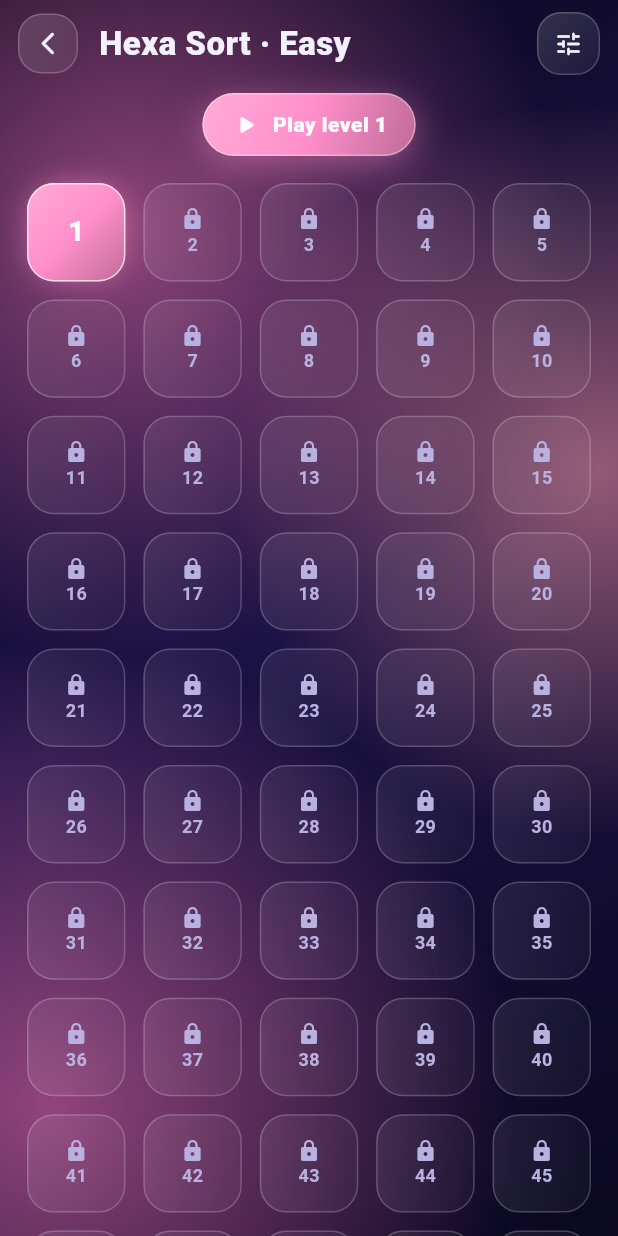
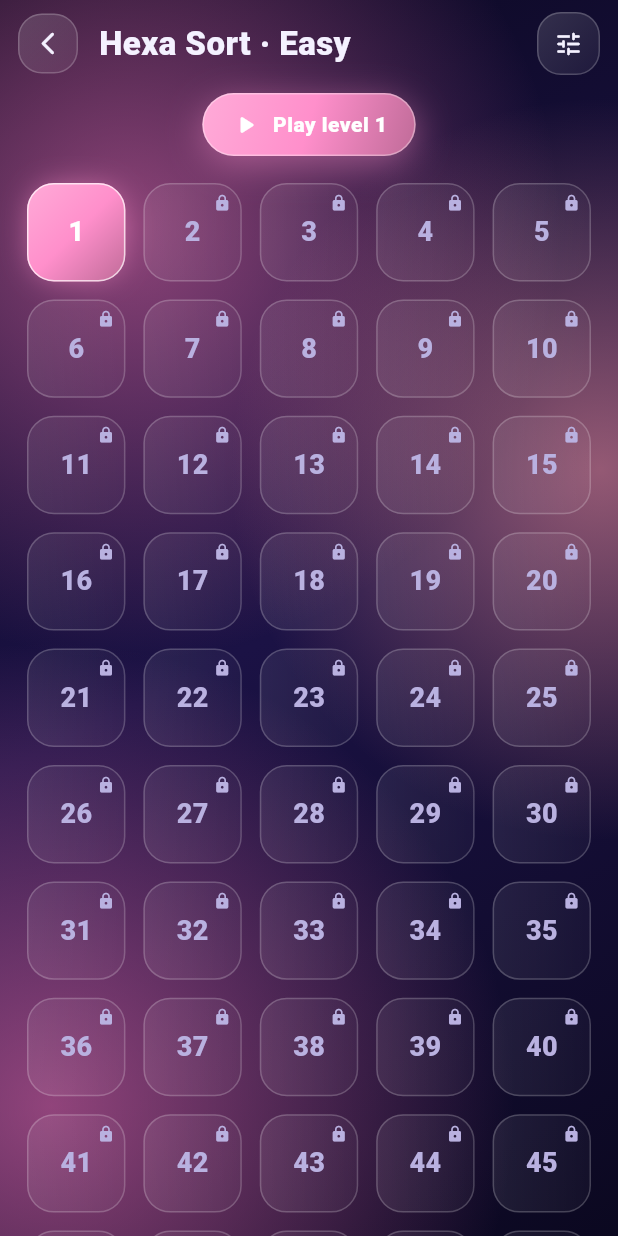
Before and after one commit to adarshk47/Games, a Flutter app: the HexaSortLevels screen opened directly with empty values, on a phone screen of 412 x 824 dp. Run offline on Flutter 3.47's test engine with Material 3 defaults, Android fonts, the phone set to English and light mode, and no system bars; drawn by our look-alikes of flutter_animate; our stand-ins replace audioplayers, cloud_firestore, firebase_auth, firebase_core, flutter_local_notifications, flutter_timezone and 7 more; missing offline and left inert: play_install_referrer; accounts and stored records are empty.

Commit message:
Show level numbers on locked tiles in all level grids
Co-Authored-By: Claude Opus 5.5 <noreply@anthropic.com>

```diff
--- a/puzzle_hub/lib/games/hexa_sort/hexa_sort_screen.dart
+++ b/puzzle_hub/lib/games/hexa_sort/hexa_sort_screen.dart
@@ -291,23 +291,46 @@ class _LevelTile extends StatelessWidget {
             ? null
             : [BoxShadow(color: a.withValues(alpha: current ? 0.55 : 0.2), blurRadius: current ? 16 : 8, spreadRadius: -2)],
       ),
-      child: FittedBox(
+      child: locked
+          ? _LockedLevelLabel(level: level)
+          : FittedBox(
         fit: BoxFit.scaleDown,
         child: Column(mainAxisSize: MainAxisSize.min, children: [
-          if (locked) ...[
-            const Icon(Icons.lock_rounded, size: 16, color: Pal.textDim),
-            Text('$level', style: const TextStyle(color: Pal.textDim, fontWeight: FontWeight.w700, fontSize: 12)),
-          ] else ...[
           Text('$level',
               style: TextStyle(color: current ? Colors.white : Pal.text, fontWeight: FontWeight.w800, fontSize: 18)),
           if (stars > 0) StarRow(stars: stars, size: 12),
           if (plays > 0)
             Text(tr('common.skip.plays_left', {'n': plays}),
                 style: const TextStyle(color: Pal.gold, fontSize: 9, fontWeight: FontWeight.w700)),
-          ],
         ]),
       ),
     );
     return Pressable(onTap: onTap, child: tile);
   }
 }
+
+/// Locked tile content: the level number stays readable (dimmed), with a
+/// small lock badge in the corner.
+class _LockedLevelLabel extends StatelessWidget {
+  const _LockedLevelLabel({required this.level});
+
+  final int level;
+
+  @override
+  Widget build(BuildContext context) {
+    return Stack(fit: StackFit.expand, children: [
+      Center(
+        child: FittedBox(
+          fit: BoxFit.scaleDown,
+          child: Text('$level',
+              style: const TextStyle(color: Pal.textDim, fontWeight: FontWeight.w800, fontSize: 18)),
+        ),
+      ),
+      const Positioned(
+        top: 2,
+        right: 2,
+        child: Icon(Icons.lock_rounded, size: 12, color: Pal.textDim),
+      ),
+    ]);
+  }
+}
```
Also changed, not shown: puzzle_hub/lib/games/arrow_maze/arrow_maze_screen.dart (+32 -5 lines), puzzle_hub/lib/games/ball_sort/ball_sort_screen.dart (+30 -7 lines), puzzle_hub/lib/games/bus_jam/bus_jam_screen.dart (+27 -1 lines), puzzle_hub/lib/games/flow_pairs/flow_pairs_screen.dart (+32 -6 lines), puzzle_hub/lib/games/maze_escape/maze_escape_screen.dart (+13 -9 lines), puzzle_hub/lib/games/screw_jam/screw_jam_screen.dart (+27 -1 lines), puzzle_hub/lib/games/sliding_puzzle/sliding_puzzle_screen.dart (+13 -9 lines), puzzle_hub/lib/games/tile_match/tile_match_screen.dart (+29 -6 lines). Lines whose indentation alone changed are shown as unchanged.
